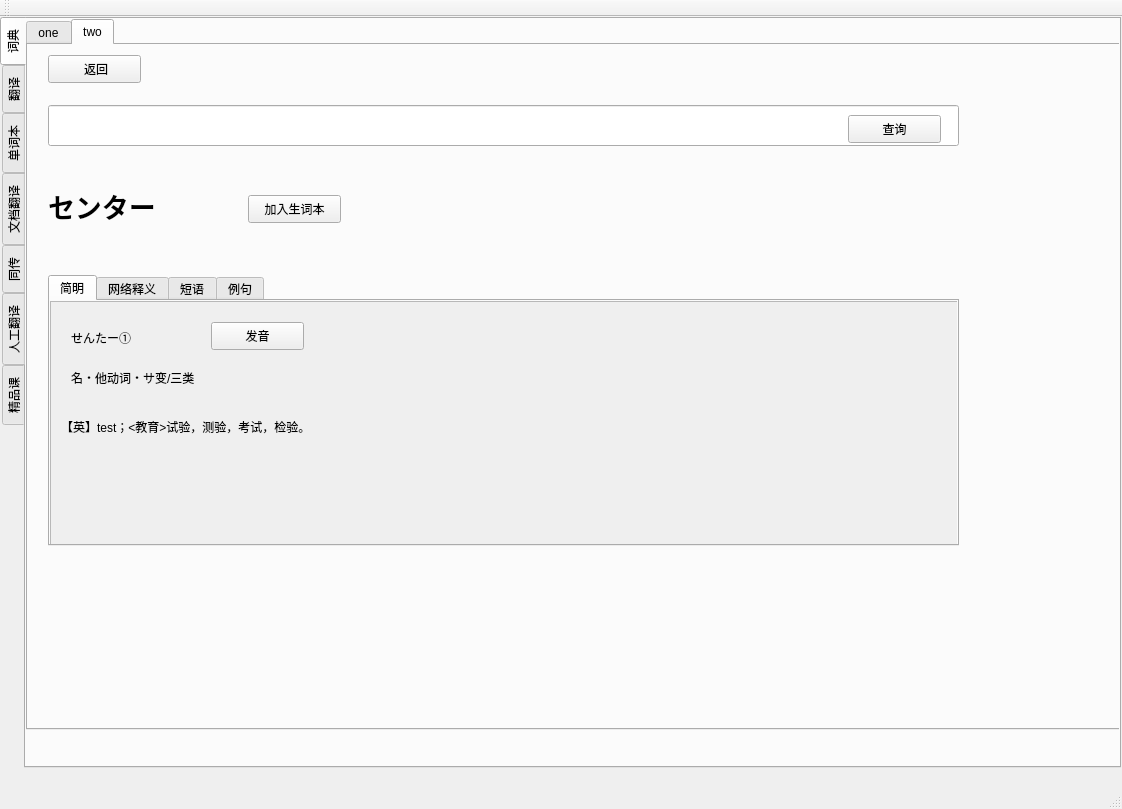
Qt form mainwindow.ui (huangshangi/dict) before a commit.
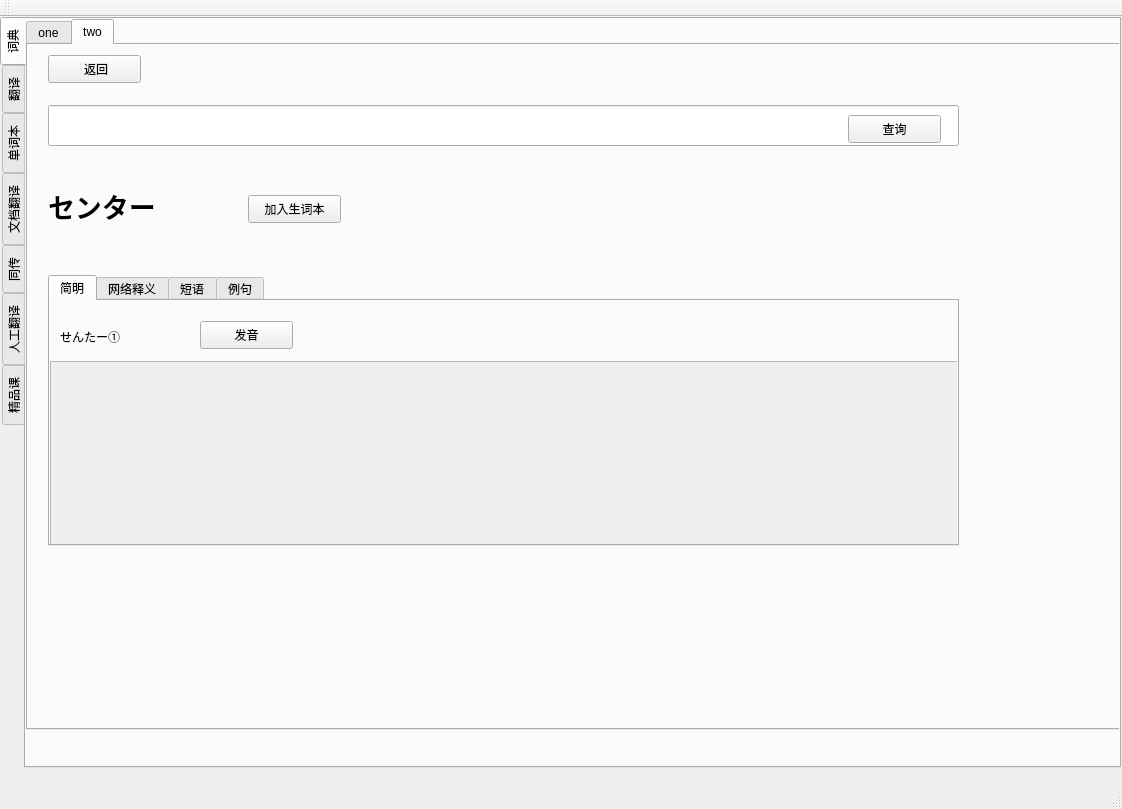
The same form after that commit. The open tabs and pages were chosen to show the change.

```diff
--- a/mainwindow.ui
+++ b/mainwindow.ui
@@ -187,9 +187,9 @@
           <property name="geometry">
            <rect>
             <x>0</x>
-            <y>0</y>
+            <y>60</y>
             <width>911</width>
-            <height>251</height>
+            <height>191</height>
            </rect>
           </property>
           <property name="widgetResizable">
@@ -201,39 +201,15 @@
              <x>0</x>
              <y>0</y>
              <width>909</width>
-             <height>249</height>
+             <height>189</height>
             </rect>
            </property>
-           <widget class="QLabel" name="label_10">
-            <property name="geometry">
-             <rect>
-              <x>10</x>
-              <y>110</y>
-              <width>331</width>
-              <height>31</height>
-             </rect>
-            </property>
-            <property name="text">
-             <string>【英】test；&lt;教育&gt;试验，测验，考试，检验。</string>
-            </property>
-           </widget>
-           <widget class="QLabel" name="label_9">
-            <property name="geometry">
-             <rect>
-              <x>20</x>
-              <y>60</y>
-              <width>191</width>
-              <height>31</height>
-             </rect>
-            </property>
-            <property name="text">
-             <string>名・他动词・サ变/三类</string>
-            </property>
-           </widget>
-           <widget class="QPushButton" name="pushButton_8">
+          </widget>
+         </widget>
+         <widget class="QPushButton" name="dict_button_pron">
             <property name="geometry">
              <rect>
-              <x>160</x>
+            <x>150</x>
               <y>20</y>
               <width>93</width>
               <height>28</height>
@@ -243,10 +219,10 @@
              <string>发音</string>
             </property>
            </widget>
-           <widget class="QLabel" name="label_6">
+         <widget class="QLabel" name="dict_label_keyword">
             <property name="geometry">
              <rect>
-              <x>20</x>
+            <x>10</x>
               <y>20</y>
               <width>91</width>
               <height>31</height>
@@ -255,8 +231,6 @@
             <property name="text">
              <string>せんたー①</string>
             </property>
-           </widget>
-          </widget>
          </widget>
         </widget>
         <widget class="QWidget" name="tab_dict_web">
```
Left out of the diff: 2 changed lines with no effect on the pictures. Lines whose indentation alone changed are shown as unchanged.
